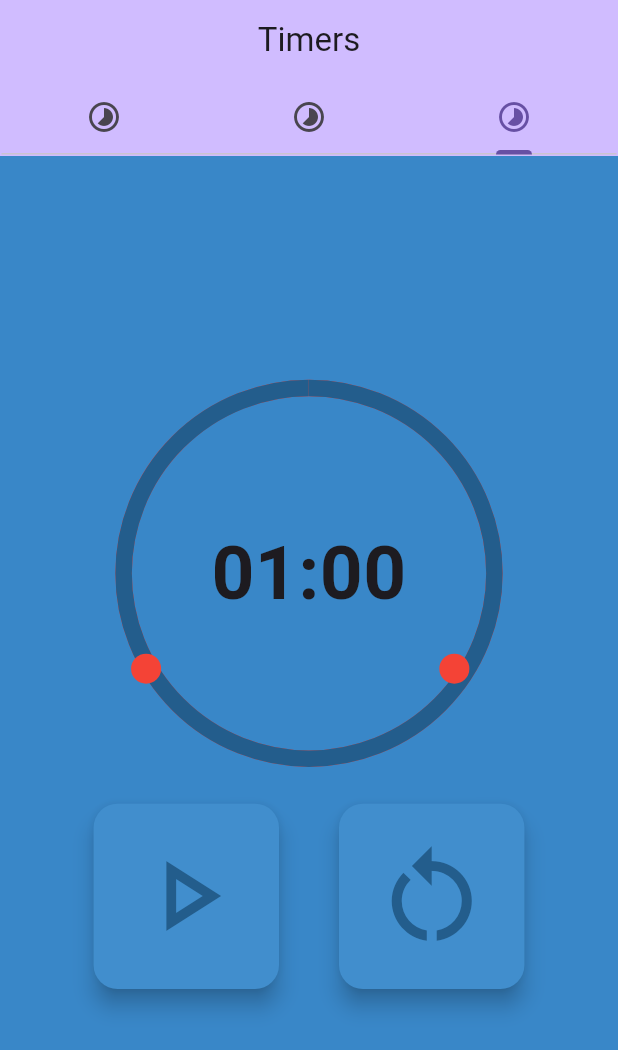
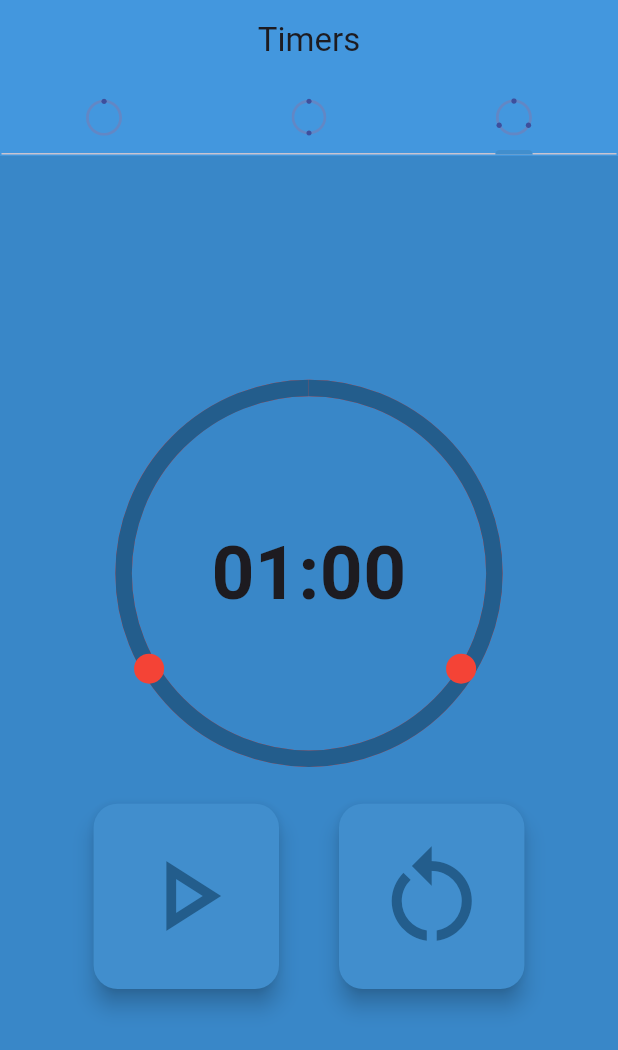
Before and after one commit to nktfmnko/cgkTraining, a Flutter app: the screen it shows after launch, tab 3 chosen, on a phone screen of 412 x 824 dp. Shown: the top 1050 px of the screen. Run offline on Flutter 3.47's test engine with Material 3 defaults, Android fonts, the phone set to English and light mode, and no system bars; our stand-ins replace audioplayers, email_validator, flutter_svg, percent_indicator, supabase_flutter, vibration; accounts and stored records are empty.

Commit message:
Добавленны иконки и пара изменений

```diff
--- a/lib/timer.dart
+++ b/lib/timer.dart
@@ -3,6 +3,7 @@ import 'package:cgk/timer1.dart';
 import 'package:cgk/timer2.dart';
 import 'package:cgk/timer3.dart';
 import 'package:flutter/material.dart';
+import 'package:flutter_svg/flutter_svg.dart';
 
 class StateTimerPage extends StatelessWidget {
   const StateTimerPage({Key? key}) : super(key: key);
@@ -17,23 +18,33 @@ class StateTimerPage extends StatelessWidget {
             length: 3,
             child: Scaffold(
               appBar: AppBar(
-                backgroundColor: Theme
-                    .of(context)
-                    .colorScheme
-                    .inversePrimary,
+                backgroundColor: const Color(0xff4397de),
                 centerTitle: true,
                 title: const Text("Timers"),
-                bottom: const TabBar(
+                bottom: TabBar(
+                    indicatorColor: const Color(0xff418ecd),
                     padding: EdgeInsets.all(1),
                     tabs: [
                       Tab(
-                        icon: Icon(Icons.timelapse),
+                        icon: SvgPicture.asset(
+                            'assets/Group 1.svg',
+                            width: 25.0,
+                            height: 25.0,
+                        ),
                       ),
                       Tab(
-                        icon: Icon(Icons.timelapse_outlined),
+                          icon: SvgPicture.asset(
+                              'assets/Group 2.svg',
+                              width: 25.0,
+                              height: 25.0,
+                          )
                       ),
                       Tab(
-                        icon: Icon(Icons.timelapse_rounded),
+                          icon: SvgPicture.asset(
+                              'assets/Group 3.svg',
+                              width: 25.0,
+                              height: 25.0,
+                          )
                       )
                     ]
                 ),
--- a/lib/timer2.dart
+++ b/lib/timer2.dart
@@ -115,7 +115,7 @@ class _StateTimer2PageState extends State<StateTimer2Page> {
                 ),
                 Positioned(
                     bottom: 0,
-                    left: 117,
+                    left: 120.5,
                     child: Container(
                       width: 20,
                       height: 20,
--- a/lib/timer3.dart
+++ b/lib/timer3.dart
@@ -120,7 +120,7 @@ class _StateTimer3PageState extends State<StateTimer3Page> {
                 ),
                 Positioned(
                   bottom: 60,
-                  left: 15,
+                  left: 17,
                   child: Container(
                     width: 20,
                     height: 20,
@@ -132,7 +132,7 @@ class _StateTimer3PageState extends State<StateTimer3Page> {
                 ),
                 Positioned(
                     bottom: 60,
-                    left: 220.5,
+                    left: 225,
                     child: Container(
                       width: 20,
                       height: 20,
--- a/pubspec.yaml
+++ b/pubspec.yaml
@@ -40,6 +40,7 @@ dependencies:
   email_validator: '^2.1.16'
   vibration: ^1.8.4
   audioplayers: ^1.0.1
+  flutter_svg: any
 dev_dependencies:
   flutter_test:
     sdk: flutter
@@ -71,6 +72,9 @@ flutter:
   assets:
      - assets/avatar_image.png
      - assets/startTimer.mp3
+     - assets/Group 1.svg
+     - assets/Group 2.svg
+     - assets/Group 3.svg
 
 
 
```
Also changed, not shown: assets/Group 1.svg (added), assets/Group 2.svg (added), assets/Group 3.svg (added), pubspec.lock.
